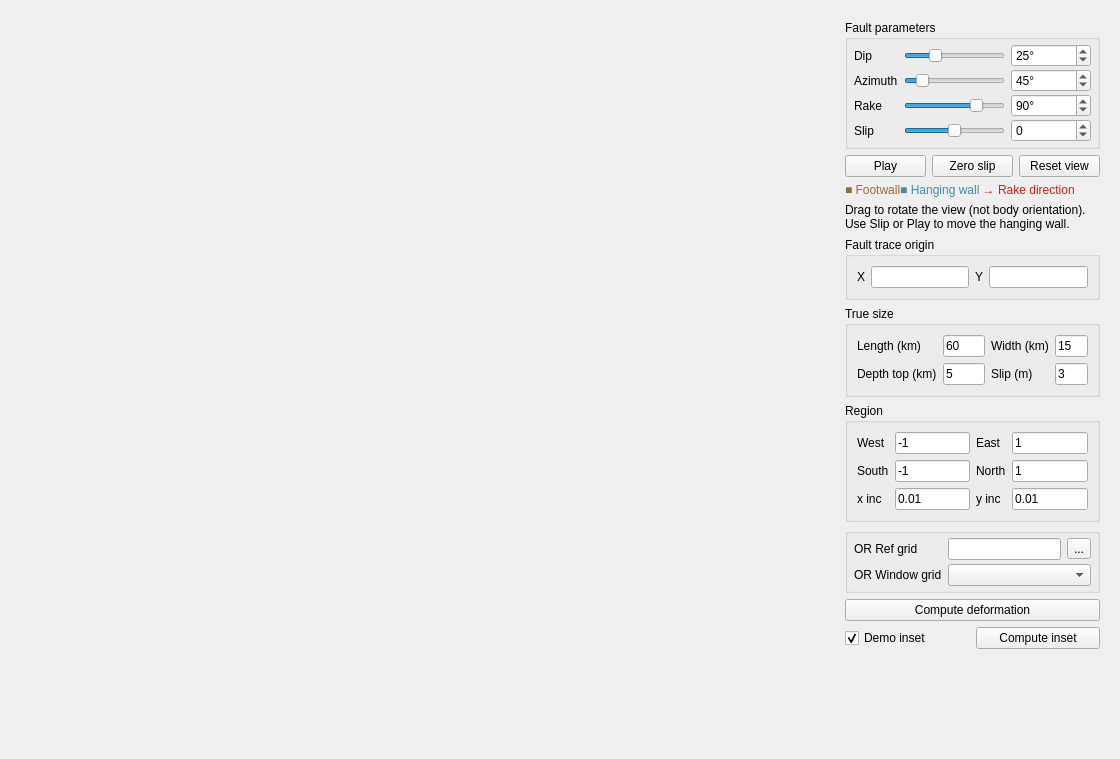
GenericMappingTools/InteractiveGMT, file deps/ui/fault_plane_demo.ui: the form before one commit.
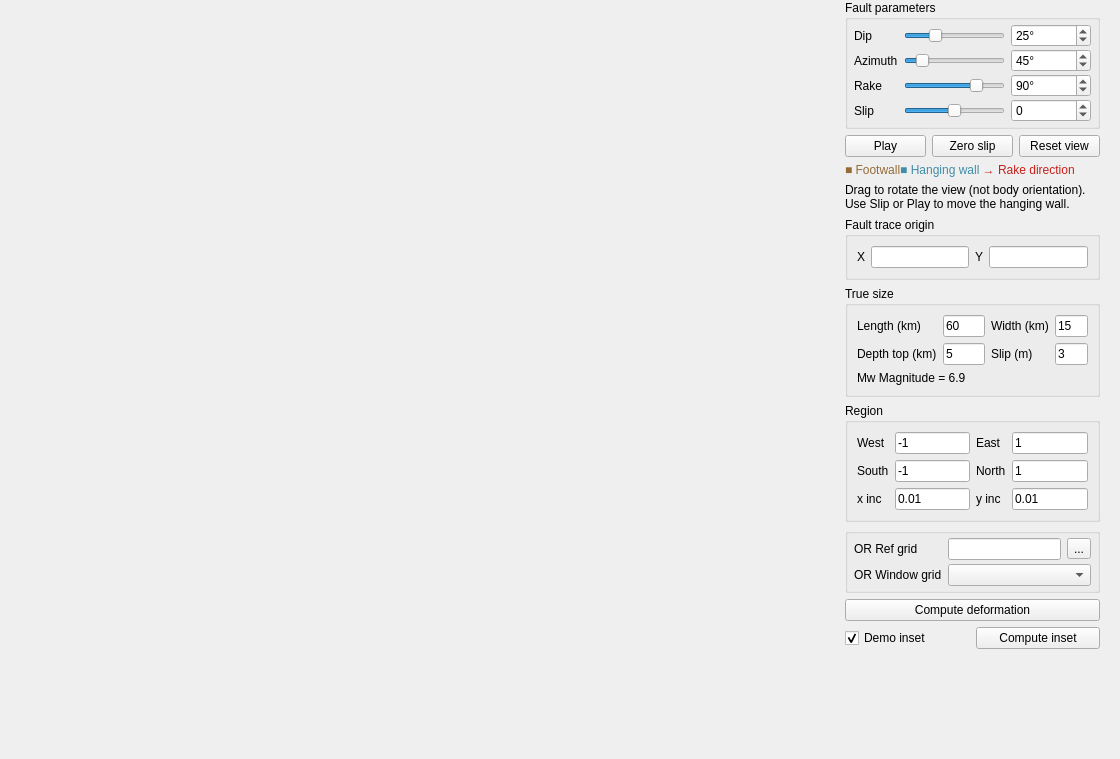
The form after the commit.

Commit message: feat: Fault plane demo Mw, T & L entries, parallel test runner

Patch:
```diff
--- a/deps/ui/fault_plane_demo.ui
+++ b/deps/ui/fault_plane_demo.ui
@@ -11,6 +11,14 @@
    </rect>
   </property>
   <layout class="QHBoxLayout" name="rootLayout" stretch="3,1">
+   <property name="topMargin">
+    <number>0</number>
+   </property>
+   <item>
+    <layout class="QVBoxLayout" name="viewLayout">
+     <property name="topMargin">
+      <number>11</number>
+     </property>
    <item>
     <widget class="QWidget" name="viewHost" native="true">
      <property name="minimumSize">
@@ -21,9 +29,14 @@
      </property>
     </widget>
    </item>
+    </layout>
+   </item>
    <item>
     <widget class="QWidget" name="controlsPanel" native="true">
      <layout class="QVBoxLayout" name="controlsLayout">
+      <property name="topMargin">
+       <number>0</number>
+      </property>
       <item>
        <widget class="QGroupBox" name="parametersGroup">
         <property name="title">
@@ -460,6 +473,16 @@
            </property>
           </widget>
          </item>
+         <item row="2" column="0" colspan="4">
+          <widget class="QLabel" name="trueMwLabel">
+           <property name="toolTip">
+            <string>&lt;html&gt;Moment magnitude of the true size above: M0 = mu·L·W·slip with&lt;br&gt;mu = 3×10^10 Pa, Mw = (2/3)·log10(M0) − 6.07.&lt;/html&gt;</string>
+           </property>
+           <property name="text">
+            <string>Mw Magnitude = 6.9</string>
+           </property>
+          </widget>
+         </item>
         </layout>
        </widget>
       </item>
```
Lines whose indentation alone changed are shown as unchanged. The commit also changes 6 other files.
